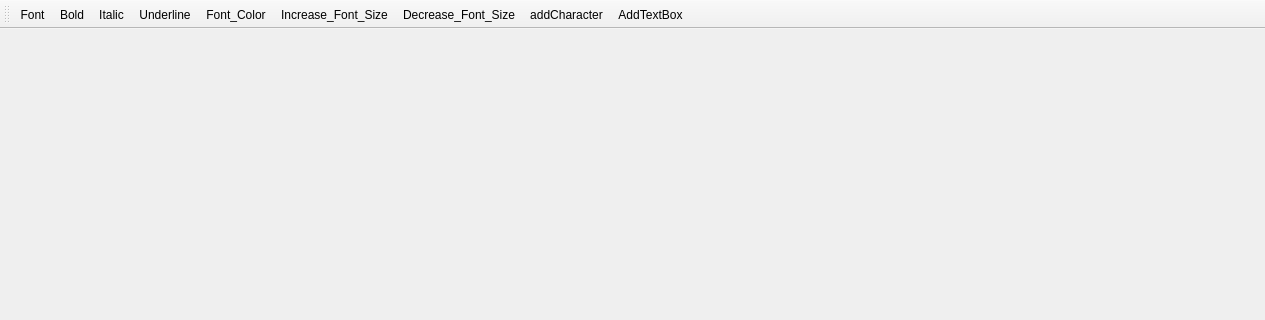
Before: the Qt Designer form mainwindow.ui in taliyos/DialogueCreatorForGames, drawn with Qt 5; both pictures show x 0 to 1265 and y 0 to 320 of the 1265 by 719 pixel window.
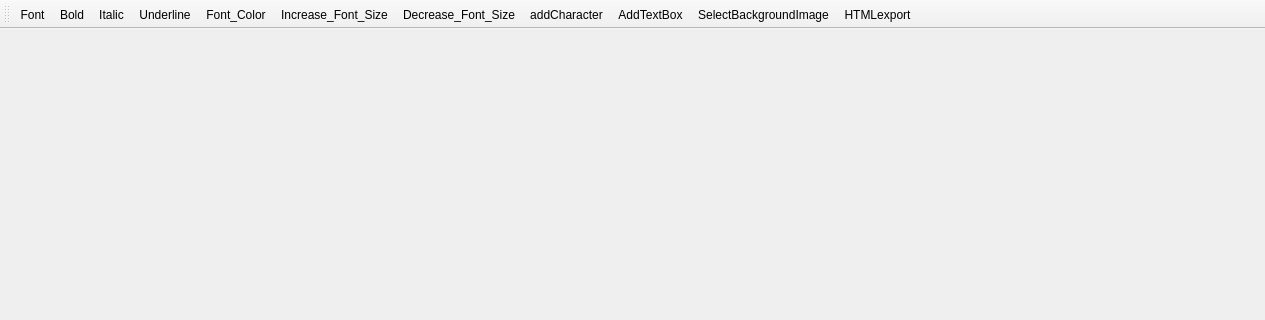
After: the same form once the commit is applied. Icons and pictures are not drawn.

Commit message: HTML export added

Diff of the .ui file:
```diff
--- a/mainwindow.ui
+++ b/mainwindow.ui
@@ -46,6 +46,8 @@
    <addaction name="actionDecrease_Font_Size"/>
    <addaction name="actionaddCharacter"/>
    <addaction name="actionAddTextBox"/>
+   <addaction name="actionSelectBackgroundImage"/>
+   <addaction name="actionHTMLexport"/>
   </widget>
   <widget class="QMenuBar" name="menubar">
    <property name="geometry">
@@ -175,6 +177,16 @@
     <string>AddTextBox</string>
    </property>
   </action>
+  <action name="actionHTMLexport">
+   <property name="text">
+    <string>HTMLexport</string>
+   </property>
+  </action>
+  <action name="actionSelectBackgroundImage">
+   <property name="text">
+    <string>SelectBackgroundImage</string>
+   </property>
+  </action>
  </widget>
  <resources>
   <include location="Resources.qrc"/>
```
The commit also changes 2 other files.
